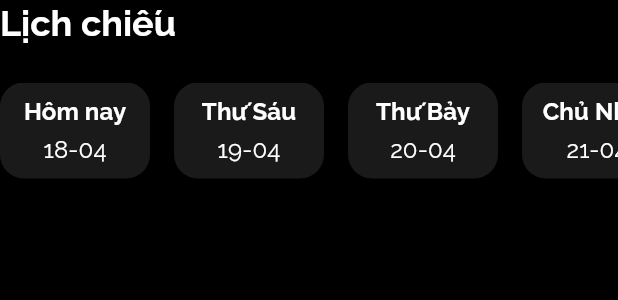
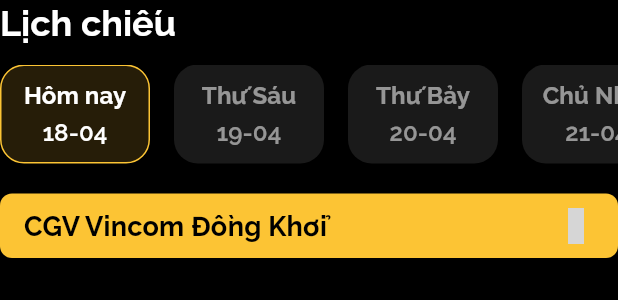
Before and after one commit to ankoi0310/cinemix_ui, a Flutter app: the Schedule widget shown alone on an empty page, opened directly, on a phone screen of 412 x 824 dp. Shown: the top 300 px of the screen. Run offline on Flutter 3.47's test engine with Material 3 defaults, Android fonts, the phone set to English and light mode, and no system bars; drawn by our look-alikes of accordion; our stand-ins replace bloc, carousel_slider, dartz, equatable, flutter_bloc, flutter_svg and 8 more; accounts and stored records are empty; project files that could hold a hidden picture were left out; grey boxes are pictures that could not be loaded.

Commit message:
feat(movieDetail): create showtime list by theater

```diff
--- a/lib/src/movie_detail/presentation/widgets/schedule.dart
+++ b/lib/src/movie_detail/presentation/widgets/schedule.dart
@@ -1,30 +1,52 @@
 import 'package:cinemix_ui/core/shared/utils/date_util.dart';
+import 'package:cinemix_ui/src/movie_detail/presentation/widgets/theater_accordion.dart';
 import 'package:flutter/material.dart';
 
-class Schedule extends StatelessWidget {
+class Schedule extends StatefulWidget {
   const Schedule({super.key});
 
   @override
+  State<Schedule> createState() => _ScheduleState();
+}
+
+class _ScheduleState extends State<Schedule> {
+  final dates = DateUtil.getUpcomingDates(7);
+  int _selectedIndex = 0;
+
+  @override
   Widget build(BuildContext context) {
-    final dates = DateUtil.getUpcomingDates(7);
-
     return Column(
       crossAxisAlignment: CrossAxisAlignment.stretch,
       children: [
         Text('Lịch chiếu', style: Theme.of(context).textTheme.headlineMedium),
-        const SizedBox(height: 24),
+        const SizedBox(height: 12),
         SingleChildScrollView(
           scrollDirection: Axis.horizontal,
           physics: const BouncingScrollPhysics(),
           child: Row(
             children: dates.entries.map((entry) {
-              return Container(
+              final index = dates.keys.toList().indexOf(entry.key);
+              return InkWell(
+                onTap: () {
+                  setState(() {
+                    _selectedIndex = index;
+                  });
+                },
+                splashColor: Colors.transparent,
+                child: Container(
                   width: 100,
                   margin: EdgeInsets.only(
                     right: dates.entries.last.value == entry.value ? 0 : 16,
                   ),
                   decoration: BoxDecoration(
-                  color: Theme.of(context).colorScheme.secondary,
+                    color: _selectedIndex == index
+                        ? Color(0xFF261D08)
+                        : Theme.of(context).cardColor,
+                    border: Border.all(
+                      color: _selectedIndex == index
+                          ? Theme.of(context).primaryColor
+                          : Colors.transparent,
+                    ),
                     borderRadius: BorderRadius.circular(16),
                   ),
                   child: Padding(
@@ -36,23 +58,34 @@
                       children: [
                         Text(
                           entry.key,
-                        style: Theme.of(context)
-                            .textTheme
-                            .titleSmall!
-                            .copyWith(fontWeight: FontWeight.bold),
+                          style:
+                              Theme.of(context).textTheme.titleSmall!.copyWith(
+                                    fontWeight: FontWeight.bold,
+                                    color: _selectedIndex == index
+                                        ? Colors.white
+                                        : Colors.white54,
+                                  ),
                         ),
                         const SizedBox(height: 2),
                         Text(
                           entry.value,
-                        style: Theme.of(context).textTheme.titleSmall,
+                          style:
+                              Theme.of(context).textTheme.titleSmall!.copyWith(
+                                    fontWeight: FontWeight.w600,
+                                    color: _selectedIndex == index
+                                        ? Colors.white
+                                        : Colors.white54,
+                                  ),
                         ),
                       ],
+                    ),
                   ),
                 ),
               );
             }).toList(),
           ),
         ),
+        const TheaterAccordion(),
       ],
     );
   }
--- /dev/null
+++ b/lib/src/movie_detail/presentation/widgets/theater_accordion.dart
@@ -0,0 +1,96 @@
+import 'package:accordion/accordion.dart';
+import 'package:flutter/material.dart';
+import 'package:iconsax_plus/iconsax_plus.dart';
+
+class TheaterAccordion extends StatelessWidget {
+  const TheaterAccordion({super.key});
+
+  @override
+  Widget build(BuildContext context) {
+    return Accordion(
+      maxOpenSections: 1,
+      scaleWhenAnimating: false,
+      paddingListHorizontal: 0,
+      disableScrolling: true,
+      paddingListBottom: 0,
+      children: [
+        buildAccordionSection(
+          context,
+          theaterName: 'CGV Vincom Đồng Khởi',
+          address:
+              'L3 - 19, Vincom Center B, 72 Lê Thánh Tôn, Bến Nghé, Quận 1, Hồ Chí Minh',
+        ),
+      ],
+    );
+  }
+
+  AccordionSection buildAccordionSection(
+    BuildContext context, {
+    required String theaterName,
+    required String address,
+  }) {
+    return AccordionSection(
+      rightIcon: Icon(
+        IconsaxPlusLinear.arrow_circle_down,
+        size: 24,
+        color: Theme.of(context).colorScheme.onPrimary,
+      ),
+      headerBorderRadius: 8,
+      headerPadding: const EdgeInsets.symmetric(horizontal: 16, vertical: 8),
+      contentBackgroundColor: Theme.of(context).colorScheme.secondary,
+      header: Text(
+        theaterName,
+        style: Theme.of(context).textTheme.titleMedium!.copyWith(
+              color: Theme.of(context).colorScheme.onPrimary,
+              fontWeight: FontWeight.bold,
+            ),
+      ),
+      content: Column(
+        children: [
+          Text(address),
+          Container(
+            margin: const EdgeInsets.only(top: 16, bottom: 8),
+            child: const Wrap(
+              spacing: 8,
+              runSpacing: 8,
+              children: [
+                Showtimes(time: '07:00'),
+                Showtimes(time: '09:00'),
+                Showtimes(time: '09:00'),
+                Showtimes(time: '09:00'),
+                Showtimes(time: '09:00'),
+              ],
+            ),
+          ),
+        ],
+      ),
+    );
+  }
+}
+
+class Showtimes extends StatelessWidget {
+  const Showtimes({
+    required this.time,
+    super.key,
+  });
+
+  final String time;
+
+  @override
+  Widget build(BuildContext context) {
+    return Container(
+      padding: const EdgeInsets.symmetric(horizontal: 8, vertical: 4),
+      decoration: BoxDecoration(
+        border: Border.all(color: Theme.of(context).colorScheme.onBackground),
+        borderRadius: BorderRadius.circular(4),
+      ),
+      child: Text(
+        time,
+        style: Theme.of(context)
+            .textTheme
+            .titleSmall!
+            .copyWith(color: Theme.of(context).colorScheme.onBackground),
+      ),
+    );
+  }
+}
--- a/pubspec.yaml
+++ b/pubspec.yaml
@@ -9,6 +9,7 @@
   sdk: '>=3.3.0 <4.0.0'
 
 dependencies:
+  accordion: ^2.6.0
   bloc: ^8.1.3
   carousel_slider: ^4.2.1
   country_icons: ^3.0.0
```
Also changed, not shown: lib/src/movie_detail/presentation/widgets/theater_accordion_section.dart (added, +36 -0 lines), pubspec.lock. Lines whose indentation alone changed are shown as unchanged.
